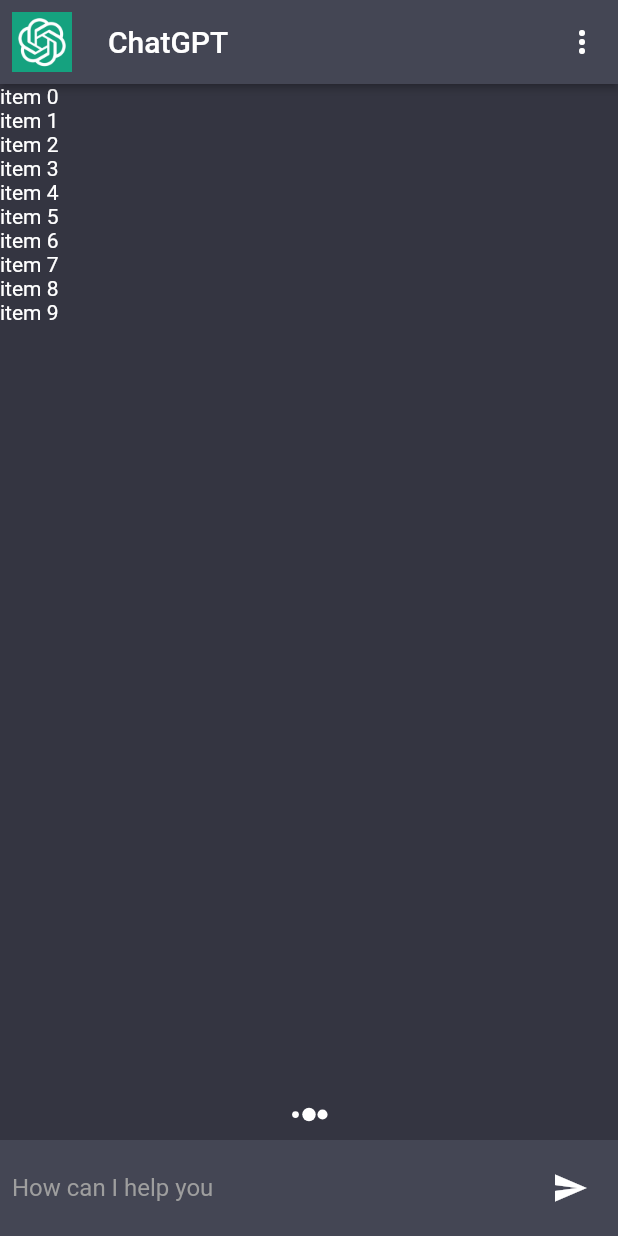
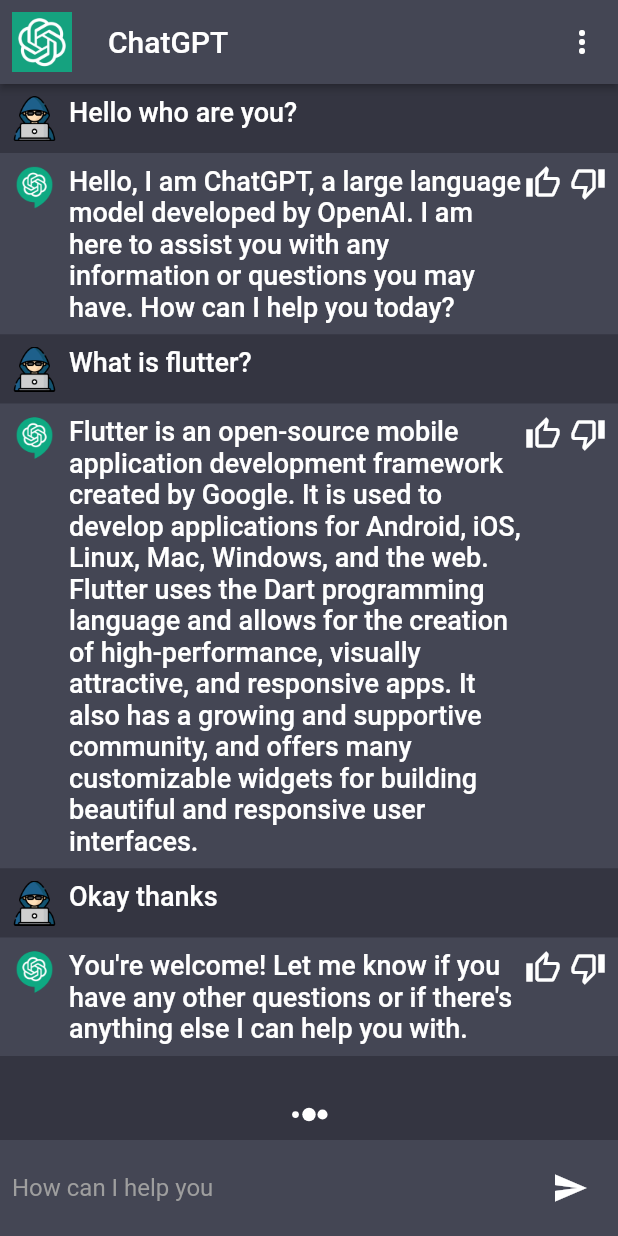
Before and after one commit to hwangblood/flutter_chatgpt, a Flutter app: the screen it shows after launch, on a phone screen of 412 x 824 dp. Run offline on Flutter 3.47's test engine with Material 2 defaults, Android fonts, the phone set to English and light mode, and no system bars; our stand-ins replace flutter_spinkit.

Commit message:
Build the Chat widget (ChatTile)

```diff
--- a/lib/constants/constants.dart
+++ b/lib/constants/constants.dart
@@ -1 +1,2 @@
 export 'colors.dart';
+export 'messages.dart';
--- /dev/null
+++ b/lib/constants/messages.dart
@@ -0,0 +1,29 @@
+final chatMessages = [
+  {
+    'msg': 'Hello who are you?',
+    'chatIndex': 0,
+  },
+  {
+    'msg':
+        'Hello, I am ChatGPT, a large language model developed by OpenAI. I am here to assist you with any information or questions you may have. How can I help you today?',
+    'chatIndex': 1,
+  },
+  {
+    'msg': 'What is flutter?',
+    'chatIndex': 0,
+  },
+  {
+    'msg':
+        'Flutter is an open-source mobile application development framework created by Google. It is used to develop applications for Android, iOS, Linux, Mac, Windows, and the web. Flutter uses the Dart programming language and allows for the creation of high-performance, visually attractive, and responsive apps. It also has a growing and supportive community, and offers many customizable widgets for building beautiful and responsive user interfaces.',
+    'chatIndex': 1,
+  },
+  {
+    'msg': 'Okay thanks',
+    'chatIndex': 0,
+  },
+  {
+    'msg':
+        "You're welcome! Let me know if you have any other questions or if there's anything else I can help you with.",
+    'chatIndex': 1,
+  },
+];
--- a/lib/screens/chat_screen.dart
+++ b/lib/screens/chat_screen.dart
@@ -1,7 +1,10 @@
 import 'package:flutter/material.dart';
-import 'package:flutter_chatgpt/constants/colors.dart';
+
+import 'package:flutter_spinkit/flutter_spinkit.dart';
+
+import 'package:flutter_chatgpt/constants/constants.dart';
 import 'package:flutter_chatgpt/services/services.dart';
-import 'package:flutter_spinkit/flutter_spinkit.dart';
+import 'package:flutter_chatgpt/widgets/chat_tile.dart';
 
 class ChatScreen extends StatefulWidget {
   const ChatScreen({super.key});
@@ -52,12 +55,13 @@ class _ChatScreenState extends State<ChatScreen> {
           children: [
             Expanded(
               child: ListView.builder(
-                itemCount: 10,
+                itemCount: chatMessages.length,
                 itemBuilder: (BuildContext context, int index) {
-                  return Text(
-                    'item $index',
-                    style: const TextStyle(
-                      color: Colors.white,
+                  final chatMessage = chatMessages.elementAt(index);
+                  return ChatTile(
+                    msg: chatMessage['msg'].toString(),
+                    chatIndex: int.parse(
+                      chatMessage['chatIndex'].toString(),
                     ),
                   );
                 },
--- /dev/null
+++ b/lib/widgets/chat_text.dart
@@ -0,0 +1,28 @@
+import 'package:flutter/material.dart';
+
+class ChatText extends StatelessWidget {
+  final String label;
+  final double fontSize;
+  final Color? color;
+  final FontWeight? fontWeight;
+
+  const ChatText({
+    Key? key,
+    required this.label,
+    this.fontSize = 18.0,
+    this.color,
+    this.fontWeight,
+  }) : super(key: key);
+
+  @override
+  Widget build(BuildContext context) {
+    return Text(
+      label,
+      style: TextStyle(
+        color: color ?? Colors.white,
+        fontSize: fontSize,
+        fontWeight: fontWeight ?? FontWeight.w500,
+      ),
+    );
+  }
+}
--- /dev/null
+++ b/lib/widgets/chat_tile.dart
@@ -0,0 +1,68 @@
+import 'package:flutter/material.dart';
+
+import 'package:flutter_chatgpt/constants/colors.dart';
+import 'package:flutter_chatgpt/services/assets_manager.dart';
+
+import 'chat_text.dart';
+
+class ChatTile extends StatelessWidget {
+  final String msg;
+
+  /// if [chatIndex] is 0, the massage should be the question that user asked
+  /// . And if [chatIndex] is 1, the message is the answer that from ChatGPT
+  /// API
+  final int chatIndex;
+
+  const ChatTile({
+    Key? key,
+    required this.msg,
+    required this.chatIndex,
+  }) : super(key: key);
+
+  @override
+  Widget build(BuildContext context) {
+    return Column(
+      children: [
+        Material(
+          color: chatIndex == 0 ? scaffoldBackgroundColor : cardColor,
+          child: Padding(
+            padding: const EdgeInsets.all(8.0),
+            child: Row(
+              crossAxisAlignment: CrossAxisAlignment.start,
+              children: [
+                Image.asset(
+                  chatIndex == 0
+                      ? AssetsManager.userImage
+                      : AssetsManager.chatLogo,
+                  height: 30,
+                  width: 30,
+                ),
+                const SizedBox(width: 8),
+                Expanded(
+                  child: ChatText(
+                    label: msg,
+                  ),
+                ),
+                chatIndex == 0
+                    ? const SizedBox.shrink()
+                    : Row(
+                        children: const [
+                          Icon(
+                            Icons.thumb_up_alt_outlined,
+                            color: Colors.white,
+                          ),
+                          SizedBox(width: 6),
+                          Icon(
+                            Icons.thumb_down_alt_outlined,
+                            color: Colors.white,
+                          ),
+                        ],
+                      ),
+              ],
+            ),
+          ),
+        ),
+      ],
+    );
+  }
+}
--- a/lib/widgets/widgets.dart
+++ b/lib/widgets/widgets.dart
@@ -0,0 +1,2 @@
+export 'chat_text.dart';
+export 'chat_tile.dart';
```
